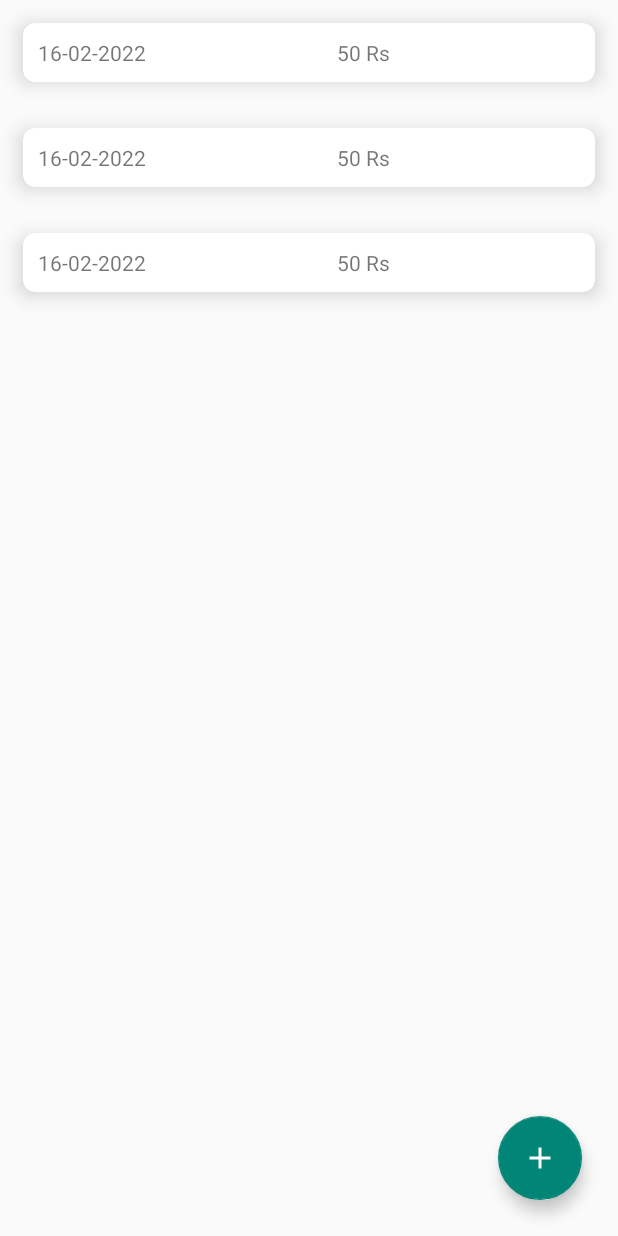
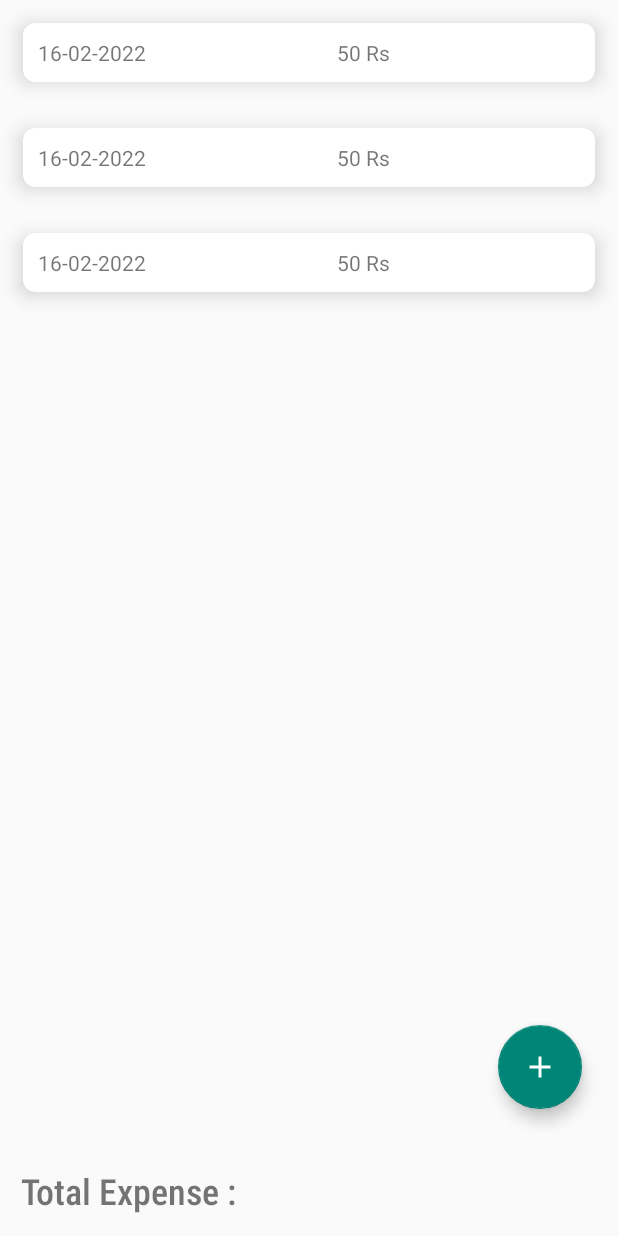
Before and after one commit to sandeep-prabhakula/Daily-budget-app, an Android app: the layout fragment_all_budget_list.xml on its own in the app's theme, with its tools: preview values and no code run, on a phone screen of 412 x 824 dp. Run offline under Robolectric (Android 15) with nearby library versions, the phone set to English and light mode, and no system bars.

Commit message:
Added TotalExpense Row

```diff
--- a/app/src/main/java/com/sandeepprabhakula/budgetapp/dao/BudgetDao.kt
+++ b/app/src/main/java/com/sandeepprabhakula/budgetapp/dao/BudgetDao.kt
@@ -18,4 +18,7 @@ interface BudgetDao {
 
     @Delete
     fun deleteAnyBudget(budget: DailyBudgetEntity)
+
+    @Query("SELECT SUM( `today budget`) FROM DAILY_BUDGET")
+    fun getTotalExpense():String
 }
--- a/app/src/main/java/com/sandeepprabhakula/budgetapp/fragments/read/AllBudgetListFragment.kt
+++ b/app/src/main/java/com/sandeepprabhakula/budgetapp/fragments/read/AllBudgetListFragment.kt
@@ -4,6 +4,7 @@ import android.os.Bundle
 import android.view.LayoutInflater
 import android.view.View
 import android.view.ViewGroup
+import android.widget.TextView
 import android.widget.Toast
 import androidx.fragment.app.Fragment
 import androidx.lifecycle.ViewModelProvider
@@ -17,6 +18,10 @@ import com.sandeepprabhakula.budgetapp.adapter.ReadDailyBudgetAdapter
 import com.sandeepprabhakula.budgetapp.adapter.UpdateBudget
 import com.sandeepprabhakula.budgetapp.entities.DailyBudgetEntity
 import com.sandeepprabhakula.budgetapp.viewModel.BudgetViewModel
+import kotlinx.coroutines.CoroutineScope
+import kotlinx.coroutines.Dispatchers
+import kotlinx.coroutines.launch
+import kotlinx.coroutines.withContext
 
 class AllBudgetListFragment : Fragment(), UpdateBudget {
     private lateinit var viewModel: BudgetViewModel
@@ -32,12 +37,19 @@ class AllBudgetListFragment : Fragment(), UpdateBudget {
 
         val budgetList: RecyclerView = view.findViewById(R.id.recyclerView)
         val adapter = ReadDailyBudgetAdapter(this)
+        val totalCost :TextView = view.findViewById(R.id.totalCost)
         budgetList.adapter = adapter
         budgetList.layoutManager = LinearLayoutManager(requireContext())
 
         viewModel = ViewModelProvider(this)[BudgetViewModel::class.java]
         viewModel.readAllBudget.observe(viewLifecycleOwner) {
             adapter.setData(it)
+        }
+        CoroutineScope(Dispatchers.IO).launch{
+            val cost = viewModel.getTotalExpense()
+            withContext(Dispatchers.Main){
+                totalCost.text = "Rs.$cost"
+            }
         }
         val itemTouchHelperCallback = object :
             ItemTouchHelper.SimpleCallback(0, ItemTouchHelper.LEFT or ItemTouchHelper.RIGHT){
--- a/app/src/main/java/com/sandeepprabhakula/budgetapp/repository/BudgetRepository.kt
+++ b/app/src/main/java/com/sandeepprabhakula/budgetapp/repository/BudgetRepository.kt
@@ -9,7 +9,10 @@ import kotlinx.coroutines.launch
 
 class BudgetRepository(private val budgetDao: BudgetDao) {
     val readAllBudget:LiveData<List<DailyBudgetEntity>> = budgetDao.readAllBudget()
-
+//    val totalExpense:String = budgetDao.getTotalExpense()
+fun getTotalExpenses():String{
+        return budgetDao.getTotalExpense()
+    }
     fun addTodayBudget(budget: DailyBudgetEntity){
         GlobalScope.launch (Dispatchers.IO){
             budgetDao.addTodayBudget(budget)
--- a/app/src/main/java/com/sandeepprabhakula/budgetapp/viewModel/BudgetViewModel.kt
+++ b/app/src/main/java/com/sandeepprabhakula/budgetapp/viewModel/BudgetViewModel.kt
@@ -13,13 +13,14 @@ import kotlinx.coroutines.launch
 class BudgetViewModel(application: Application) : AndroidViewModel(application) {
     val readAllBudget: LiveData<List<DailyBudgetEntity>>
     private val repository: BudgetRepository
-
     init {
         val budgetDao = BudgetDatabase.getDatabase(application).budgetDao()
         repository = BudgetRepository(budgetDao)
         readAllBudget = repository.readAllBudget
     }
-
+    fun  getTotalExpense():String{
+        return repository.getTotalExpenses()
+    }
     fun addTodayBudget(budget: DailyBudgetEntity) {
         viewModelScope.launch (Dispatchers.IO){
             repository.addTodayBudget(budget)
--- a/app/src/main/res/layout/fragment_all_budget_list.xml
+++ b/app/src/main/res/layout/fragment_all_budget_list.xml
@@ -10,13 +10,13 @@
     <androidx.recyclerview.widget.RecyclerView
         android:id="@+id/recyclerView"
         android:layout_width="match_parent"
-        android:layout_height="match_parent"
-        app:layout_constraintBottom_toBottomOf="parent"
+        android:layout_height="0dp"
+        app:layout_constraintBottom_toTopOf="@id/costLayout"
         app:layout_constraintEnd_toEndOf="parent"
         app:layout_constraintHorizontal_bias="0.5"
         app:layout_constraintStart_toStartOf="parent"
         app:layout_constraintTop_toTopOf="parent"
-        tools:listitem="@layout/daily_budget_row"/>
+        tools:listitem="@layout/daily_budget_row" />
 
     <com.google.android.material.floatingactionbutton.FloatingActionButton
         android:id="@+id/floatingActionButton"
@@ -26,9 +26,43 @@
         android:layout_marginBottom="24dp"
         android:clickable="true"
         android:focusable="true"
+        android:padding="6dp"
+        android:src="@drawable/ic_baseline_add_24"
         android:tint="@color/white"
-        android:src="@drawable/ic_baseline_add_24"
+        app:layout_constraintBottom_toTopOf="@id/costLayout"
+        app:layout_constraintEnd_toEndOf="parent"
+        tools:ignore="SpeakableTextPresentCheck" />
+
+    <LinearLayout
+        android:id="@+id/costLayout"
+        android:layout_width="match_parent"
+        android:layout_height="wrap_content"
+        android:orientation="horizontal"
         app:layout_constraintBottom_toBottomOf="parent"
         app:layout_constraintEnd_toEndOf="parent"
-        tools:ignore="SpeakableTextPresentCheck" />
+        app:layout_constraintHorizontal_bias="0.5"
+        app:layout_constraintStart_toStartOf="parent"
+        app:layout_constraintTop_toBottomOf="@id/recyclerView">
+
+        <TextView
+            android:id="@+id/textView"
+            android:layout_width="wrap_content"
+            android:layout_height="wrap_content"
+            android:layout_margin="8dp"
+            android:fontFamily="sans-serif-condensed-medium"
+            android:padding="6dp"
+            android:text="Total Expense : "
+            android:textSize="24sp" />
+
+        <TextView
+            android:id="@+id/totalCost"
+            android:layout_width="wrap_content"
+            android:layout_height="wrap_content"
+            android:layout_margin="8dp"
+            android:fontFamily="sans-serif-condensed-medium"
+            android:padding="6dp"
+            android:textSize="24sp" />
+    </LinearLayout>
+
+
 </androidx.constraintlayout.widget.ConstraintLayout>
```
